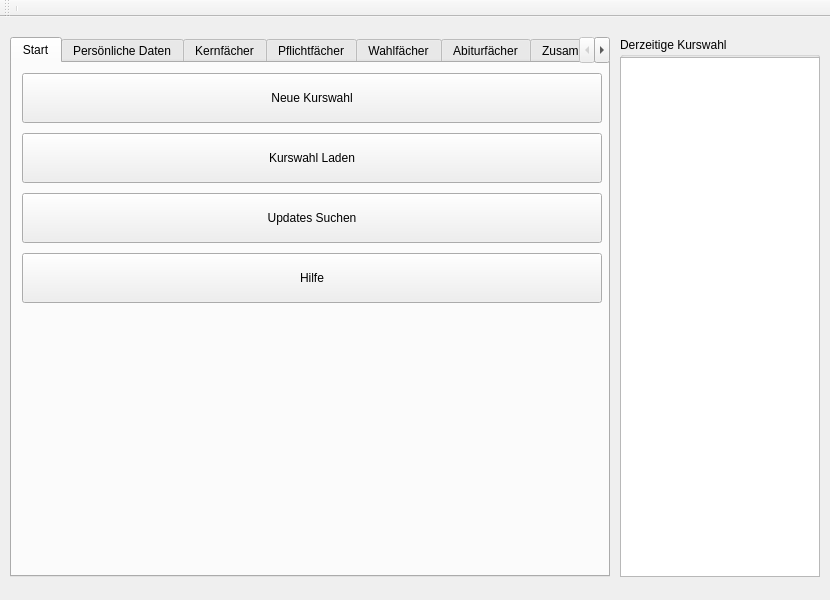
Before: the Qt Designer form mainwindow.ui in TLacmann/Dictus, drawn with Qt 5.
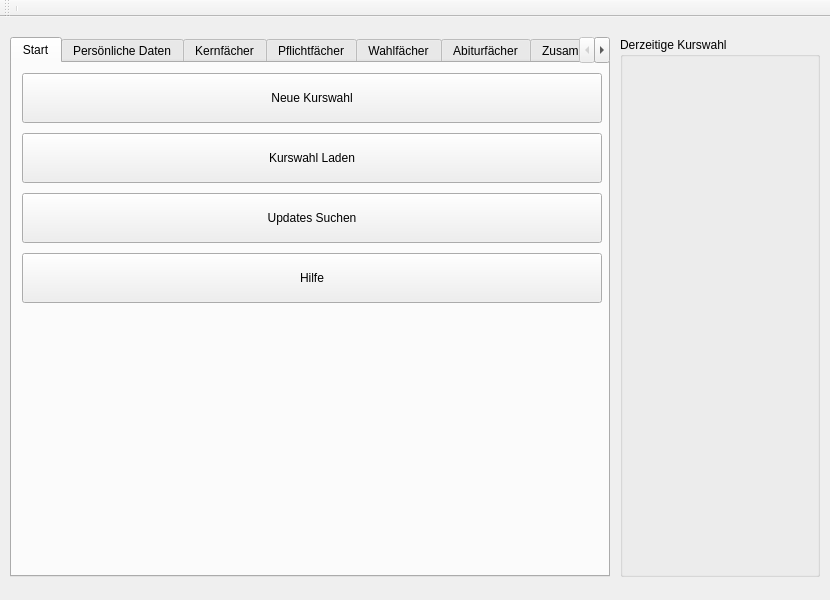
After: the same form once the commit is applied. The open tabs and pages were chosen to show the change.

Patch:
```diff
--- a/mainwindow.ui
+++ b/mainwindow.ui
@@ -1145,16 +1145,6 @@
     <property name="title">
      <string>Derzeitige Kurswahl</string>
     </property>
-    <widget class="QColumnView" name="columnView">
-     <property name="geometry">
-      <rect>
-       <x>0</x>
-       <y>20</y>
-       <width>200</width>
-       <height>520</height>
-      </rect>
-     </property>
-    </widget>
    </widget>
   </widget>
   <widget class="QMenuBar" name="menuBar">
```
Left out of the diff: 7 changed lines with no effect on the pictures.
